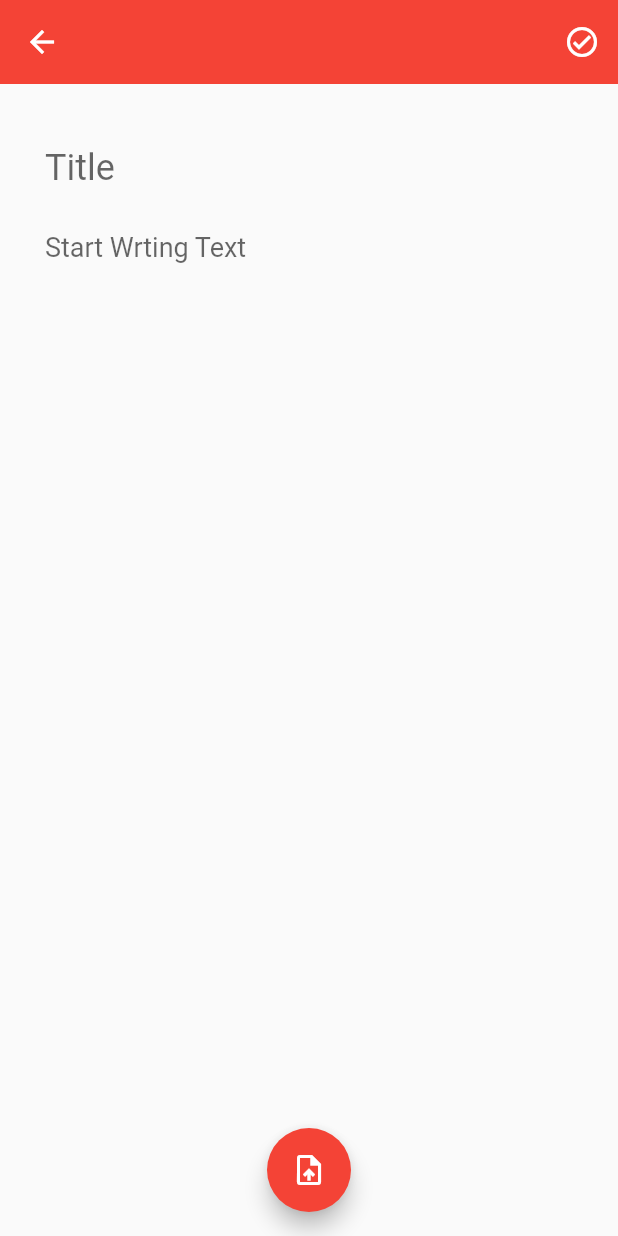
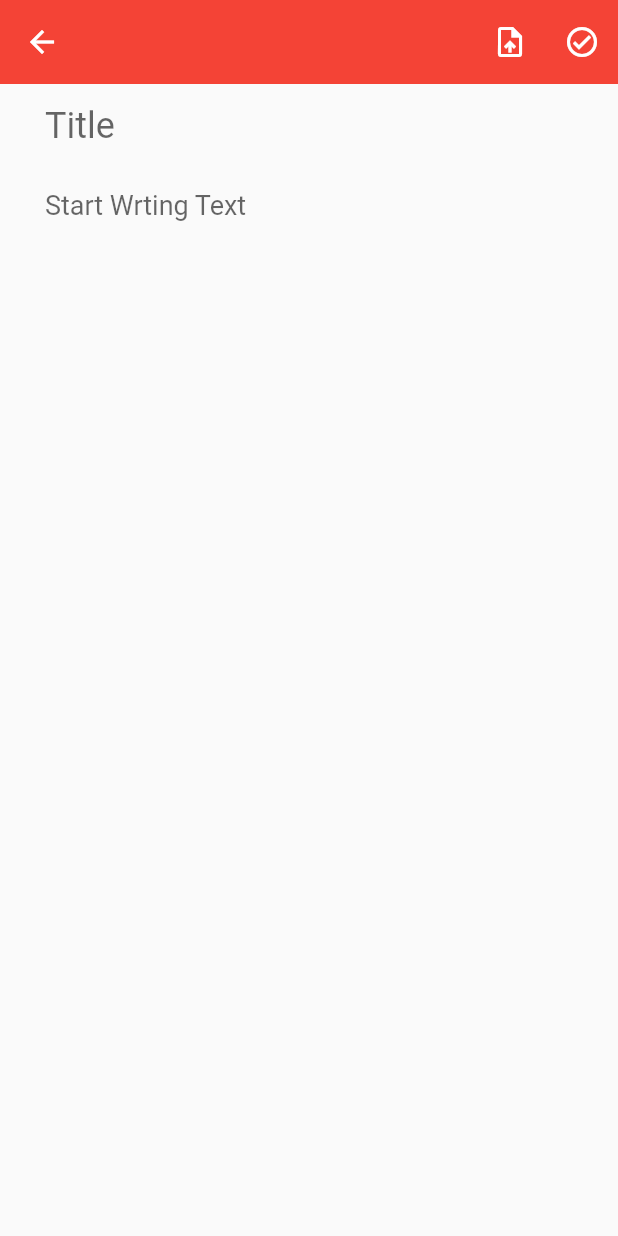
Before and after one commit to aagatpokhrel/Narrator, a Flutter app: the ContentScreen screen opened directly with empty values, after a tap on the "check circle outline" icon, on a phone screen of 412 x 824 dp. Run offline on Flutter 3.47's test engine with Material 2 defaults, Android fonts, the phone set to English and light mode, and no system bars; our stand-ins replace audioplayers, avatar_glow, file_picker, flutter_tts, settings_ui, speech_to_text and 1 more; missing offline and left inert: flutter_azure_tts; statements that could not run were skipped.

```diff
--- a/lib/screens/content_screen.dart
+++ b/lib/screens/content_screen.dart
@@ -46,8 +46,8 @@ class _ContentScreenState extends State<ContentScreen> {
       data = widget.session.allTexts[widget.indexData];
       _titleController.text = data.title;
       _descriptionController.text = data.content;
+      _voiceHandler.setContent(data.textId , data.content);
     }
-    _voiceHandler.setContent(data.title , data.content);
   }
 
   @override
@@ -63,6 +63,32 @@ class _ContentScreenState extends State<ContentScreen> {
       appBar: AppBar(
         elevation: 0.0,
             actions: [
+              ((_descriptionController.text==''))?
+              IconButton(
+                icon:  const Icon(Icons.upload_file),
+                onPressed: () async{
+                  FilePickerResult? result = await FilePicker.platform.pickFiles(
+                  type: FileType.custom,
+                  allowedExtensions: ['txt'],
+                  );
+                  if (result != null) {
+                    File file = File(result.files.single.path.toString());
+                    final fileContents = file.readAsStringSync();
+                    data.content = fileContents.toString();
+                    _descriptionController.text = fileContents.toString();
+                  }
+                },
+              ):
+              IconButton(
+                icon: const Icon(Icons.clear),
+                onPressed: (){
+                  setState(() {
+                    _descriptionController.text = '';
+                    isEdit = true;
+                    data.content = '';
+                  });
+                },
+              ),
               isEdit ? IconButton(
                 icon: const Icon(Icons.check_circle_outline_outlined),
                 onPressed: () async {
@@ -81,14 +107,12 @@ class _ContentScreenState extends State<ContentScreen> {
                   }
                   else{
                     if (data.content !='' || data.title!=''){
-                      print ("Hurray");
                       final int textid = await widget.session.addData(data.title, data.content);
-                      print ("Bye");
                       data.textId = textid;
                       isEdit = false;
                     }
                   }
-                  _voiceHandler.setContent(data.title, data.content);
+                  _voiceHandler.setContent(data.textId, data.content);
                   FocusManager.instance.primaryFocus?.unfocus();
                   setState(() {
                   });
@@ -107,11 +131,11 @@ class _ContentScreenState extends State<ContentScreen> {
               ),
             ],
       ),
-      floatingActionButtonLocation: FloatingActionButtonLocation.centerFloat,
+      floatingActionButtonLocation: FloatingActionButtonLocation.miniCenterFloat,
       floatingActionButton: (!isEdit)? AvatarGlow(
         animate: _isListening,
         glowColor: Theme.of(context).primaryColor,
-        endRadius: 75.0,
+        endRadius: 50.0,
         duration: const Duration(milliseconds: 1000),
         repeatPauseDuration: const Duration(milliseconds: 100),
         repeat: true,
@@ -119,20 +143,6 @@ class _ContentScreenState extends State<ContentScreen> {
           onPressed: _listen,
           child: Icon(_isListening ? Icons.mic : Icons.mic_none),
         ),
-      ): ((_descriptionController.text==''))? FloatingActionButton(
-        child: const Icon(Icons.upload_file_outlined) ,
-        onPressed: ()async {
-          FilePickerResult? result = await FilePicker.platform.pickFiles(
-            type: FileType.custom,
-            allowedExtensions: ['txt'],
-          );
-          if (result != null) {
-            File file = File(result.files.single.path.toString());
-            final fileContents = file.readAsStringSync();
-            data.content = fileContents.toString();
-            _descriptionController.text = fileContents.toString();
-          }
-        },
       ):null,
 
       body: SingleChildScrollView(
@@ -172,7 +182,7 @@ class _ContentScreenState extends State<ContentScreen> {
                     isEdit = true;
                   });
                 },
-                maxLines: 14,
+                maxLines: 20,
                 controller: _descriptionController,
                 style: const TextStyle(
                     fontWeight: FontWeight.w400,
--- a/lib/utils/constants.dart
+++ b/lib/utils/constants.dart
@@ -0,0 +1,6 @@
+import 'package:flutter/material.dart';
+
+const kPrimaryColor = Color(0xFF6F35A5);
+const kPrimaryLightColor = Color(0xFFF1E6FF);
+
+const baseUrl = 'http://192.168.1.69:80/';
```
Also changed, not shown: lib/screens/account_screen.dart (+9 -6 lines), lib/utils/session_data.dart (+14 -12 lines), lib/utils/voice_handler.dart (+58 -24 lines), pubspec.yaml (+4 -4 lines), pubspec.lock, 2 other files.
